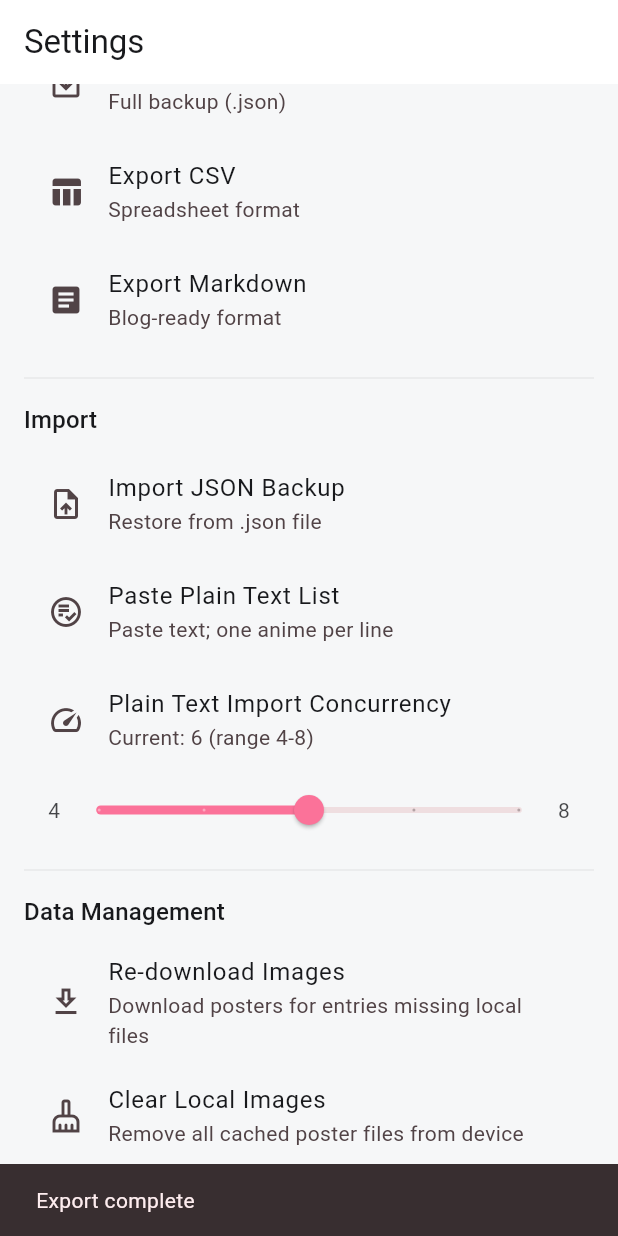
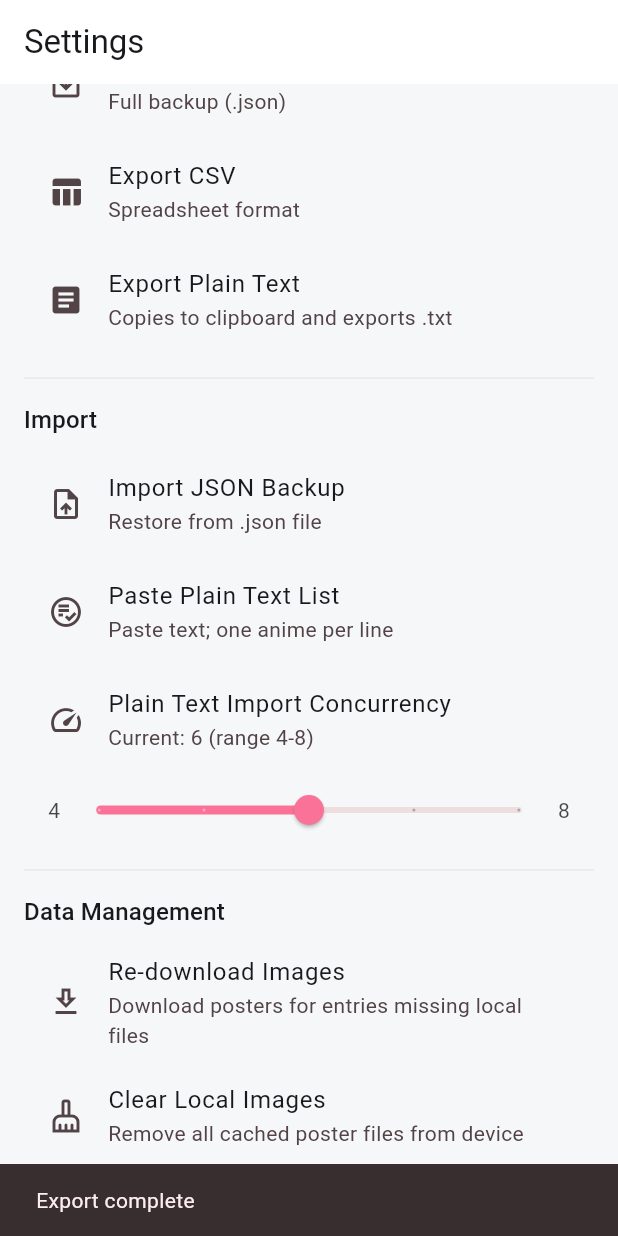
Before and after one commit to mengdehong/AnimeShelf, a Flutter app: the SettingsPage screen opened by its route, scrolled down 372 dp, after a tap on "Export JSON Backup", on a phone screen of 412 x 824 dp. Run offline on Flutter 3.47's test engine with Material 3 defaults, Android fonts, the phone set to English and light mode, and no system bars; our stand-ins replace cached_network_image, dio, drift, drift_flutter, file_picker, flutter_hooks and 6 more; missing offline and left inert: window_manager; accounts and stored records are empty; generated files the repository leaves out were written again.

Commit message:
feat: 纯文本导出改为导入格式并默认复制剪贴板

```diff
--- a/lib/features/settings/ui/settings_page.dart
+++ b/lib/features/settings/ui/settings_page.dart
@@ -13,6 +13,7 @@ import 'package:anime_shelf/features/settings/providers/settings_provider.dart';
 import 'package:anime_shelf/features/shelf/providers/shelf_provider.dart';
 import 'package:file_picker/file_picker.dart';
 import 'package:flutter/material.dart';
+import 'package:flutter/services.dart';
 import 'package:hooks_riverpod/hooks_riverpod.dart';
 
 /// Settings page — theme switching, backup/export, and import.
@@ -137,9 +138,9 @@ class SettingsPage extends HookConsumerWidget {
           ),
           ListTile(
             leading: const Icon(Icons.article),
-            title: const Text('Export Markdown'),
-            subtitle: const Text('Blog-ready format'),
-            onTap: () => _export(context, ref, 'md'),
+            title: const Text('Export Plain Text'),
+            subtitle: const Text('Copies to clipboard and exports .txt'),
+            onTap: () => _export(context, ref, 'txt'),
           ),
 
           const Divider(height: 32),
@@ -258,6 +259,44 @@ class SettingsPage extends HookConsumerWidget {
     String format,
   ) async {
     try {
+      final exportService = ref.read(exportServiceProvider);
+
+      if (format == 'txt') {
+        final text = await exportService.exportPlainText();
+        final copied = await _copyToClipboard(text);
+
+        if (Platform.isLinux) {
+          final savePath = await _exportToLinuxFile(
+            ref,
+            format,
+            overrideContent: text,
+          );
+          if (context.mounted) {
+            final message = switch ((savePath, copied)) {
+              (null, true) => 'Copied to clipboard (file export cancelled)',
+              (null, false) => 'Export cancelled',
+              (_, true) => 'Copied to clipboard and exported to $savePath',
+              (_, false) => 'Exported to $savePath (clipboard copy failed)',
+            };
+            ScaffoldMessenger.of(
+              context,
+            ).showSnackBar(SnackBar(content: Text(message)));
+          }
+          return;
+        }
+
+        await exportService.exportPlainTextFile(content: text);
+        if (context.mounted) {
+          final message = copied
+              ? 'Copied to clipboard and exported'
+              : 'Export complete (clipboard copy failed)';
+          ScaffoldMessenger.of(
+            context,
+          ).showSnackBar(SnackBar(content: Text(message)));
+        }
+        return;
+      }
+
       if (Platform.isLinux) {
         final savePath = await _exportToLinuxFile(ref, format);
         if (context.mounted) {
@@ -274,14 +313,13 @@ class SettingsPage extends HookConsumerWidget {
         return;
       }
 
-      final exportService = ref.read(exportServiceProvider);
       switch (format) {
         case 'json':
           await exportService.exportJsonFile();
         case 'csv':
           await exportService.exportCsvFile();
-        case 'md':
-          await exportService.exportMarkdownFile();
+        case 'txt':
+          await exportService.exportPlainTextFile();
       }
       if (context.mounted) {
         ScaffoldMessenger.of(
@@ -297,7 +335,11 @@ class SettingsPage extends HookConsumerWidget {
     }
   }
 
-  Future<String?> _exportToLinuxFile(WidgetRef ref, String format) async {
+  Future<String?> _exportToLinuxFile(
+    WidgetRef ref,
+    String format, {
+    String? overrideContent,
+  }) async {
     final exportService = ref.read(exportServiceProvider);
     late final String content;
     late final String fileName;
@@ -313,10 +355,10 @@ class SettingsPage extends HookConsumerWidget {
         content = await exportService.exportCsv();
         fileName = 'animeshelf_export.csv';
         extension = 'csv';
-      case 'md':
-        content = await exportService.exportMarkdown();
-        fileName = 'animeshelf_export.md';
-        extension = 'md';
+      case 'txt':
+        content = overrideContent ?? await exportService.exportPlainText();
+        fileName = 'animeshelf_export.txt';
+        extension = 'txt';
       default:
         throw ArgumentError('Unsupported export format: $format');
     }
@@ -335,6 +377,15 @@ class SettingsPage extends HookConsumerWidget {
     final file = File(savePath);
     await file.writeAsString(content);
     return file.path;
+  }
+
+  Future<bool> _copyToClipboard(String text) async {
+    try {
+      await Clipboard.setData(ClipboardData(text: text));
+      return true;
+    } catch (_) {
+      return false;
+    }
   }
 
   Future<void> _import(BuildContext context, WidgetRef ref) async {
```
Also changed, not shown: lib/core/utils/export_service.dart (+45 -41 lines), 4 other files.
